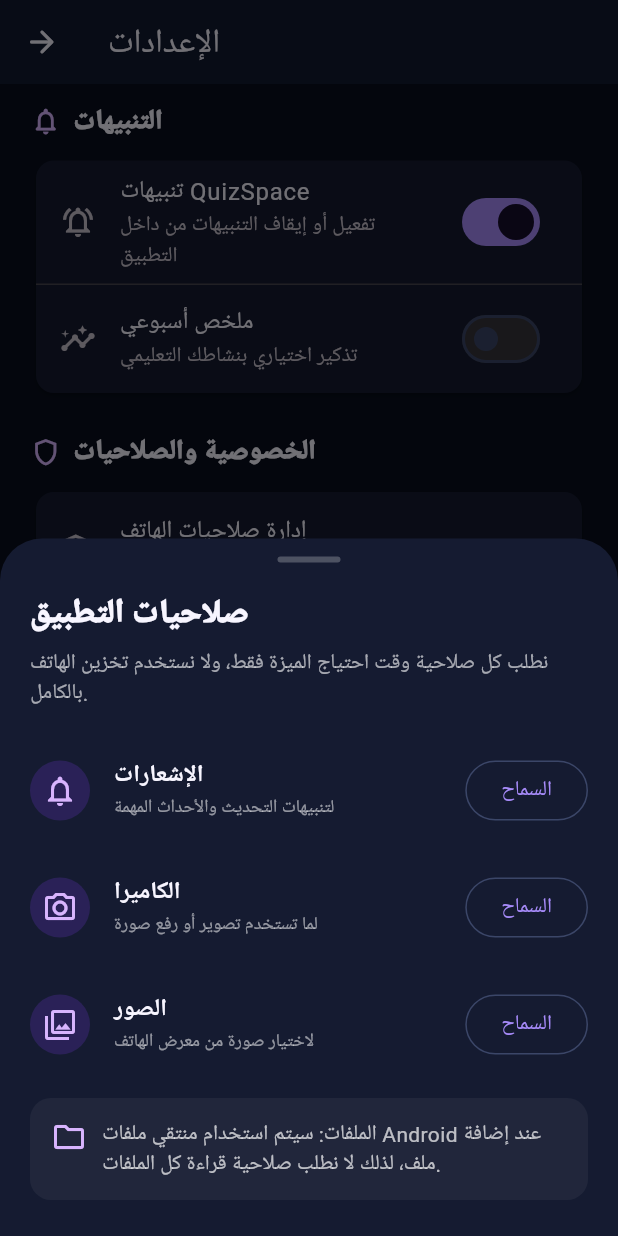
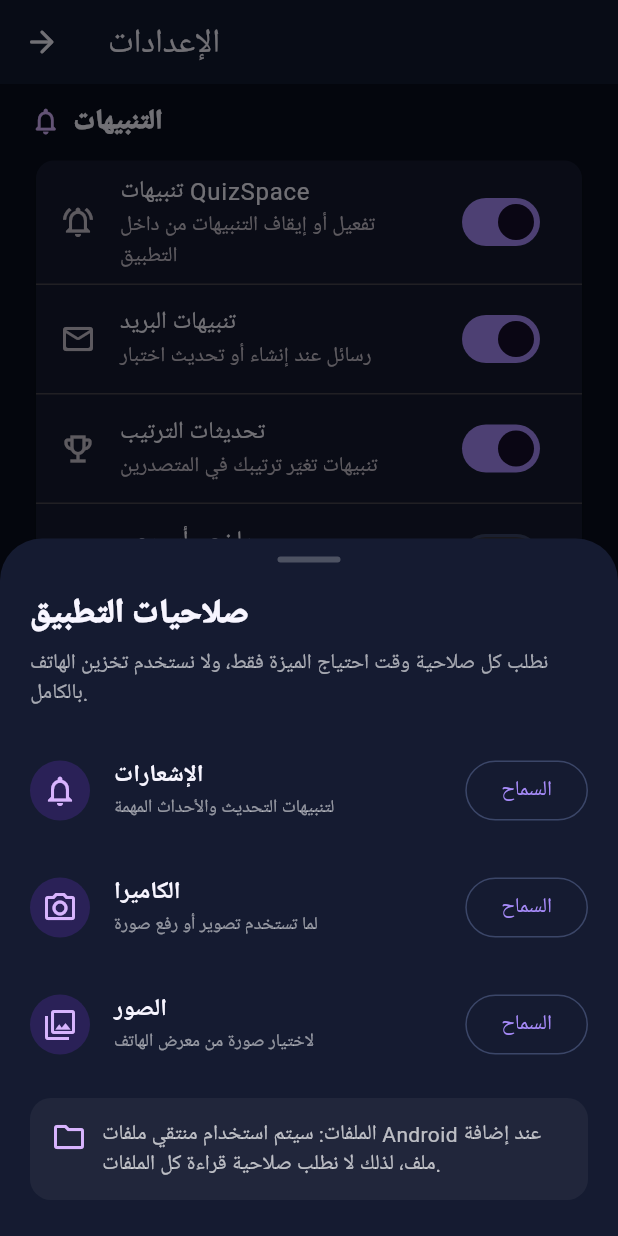
Before and after one commit to koomn1/quiz-space, a Flutter app: the SettingsScreen screen opened directly with empty values, after a tap on "إدارة صلاحيات الهاتف", on a phone screen of 412 x 824 dp. Run offline on Flutter 3.47's test engine with Material 3 defaults, Android fonts, the phone set to English and light mode, and no system bars; our stand-ins replace firebase_auth, firebase_core, google_sign_in, package_info_plus, shared_preferences, supabase_flutter; missing offline and left inert: apk_sideload; accounts and stored records are empty; Roboto replaces fonts that are missing (Arial).

Commit message:
sync native notification preferences

```diff
--- a/mobile_flutter/lib/data/quizspace_repository.dart
+++ b/mobile_flutter/lib/data/quizspace_repository.dart
@@ -7,6 +7,22 @@ import 'package:google_sign_in/google_sign_in.dart';
 
 import '../models/profile_models.dart';
 import '../models/quiz_models.dart';
+
+class NotificationPreferences {
+  const NotificationPreferences({this.emailAlerts = true, this.rankUpdates = true, this.weeklyReports = false, this.pushEnabled = true});
+
+  final bool emailAlerts;
+  final bool rankUpdates;
+  final bool weeklyReports;
+  final bool pushEnabled;
+
+  factory NotificationPreferences.fromMap(Map<String, dynamic> map) => NotificationPreferences(
+    emailAlerts: map['email_alerts'] != false,
+    rankUpdates: map['rank_updates'] != false,
+    weeklyReports: map['weekly_reports'] == true,
+    pushEnabled: map['push_enabled'] != false,
+  );
+}
 
 class MobileSessionException implements Exception {
   const MobileSessionException(this.message);
@@ -44,6 +60,25 @@ class QuizSpaceRepository {
     final notice = _pendingAuthNotice;
     _pendingAuthNotice = null;
     return notice;
+  }
+
+  Future<NotificationPreferences> loadNotificationPreferences() async {
+    final payload = await _invokeMobileSession(action: 'notification_preferences');
+    final preferences = _asMap(payload['preferences']);
+    return NotificationPreferences.fromMap(preferences ?? const {});
+  }
+
+  Future<NotificationPreferences> saveNotificationPreferences(NotificationPreferences preferences) async {
+    final payload = await _invokeMobileSession(action: 'notification_preferences', extra: {
+      'write': true,
+      'email_alerts': preferences.emailAlerts,
+      'rank_updates': preferences.rankUpdates,
+      'weekly_reports': preferences.weeklyReports,
+      'push_enabled': preferences.pushEnabled,
+    });
+    final result = _asMap(payload['preferences']);
+    if (result == null) throw const MobileSessionException('تعذر حفظ تفضيلات الإشعارات.');
+    return NotificationPreferences.fromMap(result);
   }
 
   Future<void> sendPasswordReset({required String email}) async {
--- a/mobile_flutter/lib/screens/settings_screen.dart
+++ b/mobile_flutter/lib/screens/settings_screen.dart
@@ -16,6 +16,8 @@ class SettingsScreen extends StatefulWidget {
 
 class _SettingsScreenState extends State<SettingsScreen> {
   bool _notifications = true;
+  bool _emailAlerts = true;
+  bool _rankUpdates = true;
   bool _weeklySummary = false;
   String _version = 'جارٍ القراءة...';
 
@@ -28,10 +30,18 @@ class _SettingsScreenState extends State<SettingsScreen> {
   Future<void> _load() async {
     final prefs = await SharedPreferences.getInstance();
     final info = await PackageInfo.fromPlatform();
+    NotificationPreferences? remote;
+    try {
+      remote = await widget.repository.loadNotificationPreferences();
+    } catch (_) {
+      // Keep locally cached values when the account bridge is temporarily unavailable.
+    }
     if (!mounted) return;
     setState(() {
-      _notifications = prefs.getBool('native_notifications_enabled') ?? true;
-      _weeklySummary = prefs.getBool('native_weekly_summary_enabled') ?? false;
+      _notifications = remote?.pushEnabled ?? prefs.getBool('native_notifications_enabled') ?? true;
+      _emailAlerts = remote?.emailAlerts ?? true;
+      _rankUpdates = remote?.rankUpdates ?? true;
+      _weeklySummary = remote?.weeklyReports ?? prefs.getBool('native_weekly_summary_enabled') ?? false;
       _version = '${info.version} (${info.buildNumber})';
     });
   }
@@ -39,6 +49,17 @@ class _SettingsScreenState extends State<SettingsScreen> {
   Future<void> _setPreference(String key, bool value) async {
     final prefs = await SharedPreferences.getInstance();
     await prefs.setBool(key, value);
+  }
+
+  Future<void> _saveRemotePreferences() async {
+    try {
+      final saved = await widget.repository.saveNotificationPreferences(NotificationPreferences(emailAlerts: _emailAlerts, rankUpdates: _rankUpdates, weeklyReports: _weeklySummary, pushEnabled: _notifications));
+      if (!mounted) return;
+      setState(() { _notifications = saved.pushEnabled; _weeklySummary = saved.weeklyReports; });
+      if (mounted) ScaffoldMessenger.of(context).showSnackBar(const SnackBar(content: Text('اتحفظت تفضيلات الإشعارات على حسابك.')));
+    } catch (_) {
+      if (mounted) ScaffoldMessenger.of(context).showSnackBar(const SnackBar(content: Text('اتحفظت محليًا، لكن تعذر مزامنتها مع الحساب الآن.')));
+    }
   }
 
   @override
@@ -53,9 +74,13 @@ class _SettingsScreenState extends State<SettingsScreen> {
             color: const Color(0xFF151B31),
             child: Column(
               children: [
-                SwitchListTile.adaptive(value: _notifications, onChanged: (value) { setState(() => _notifications = value); _setPreference('native_notifications_enabled', value); }, title: const Text('تنبيهات QuizSpace'), subtitle: const Text('تفعيل أو إيقاف التنبيهات من داخل التطبيق'), secondary: const Icon(Icons.notifications_active_outlined)),
+                SwitchListTile.adaptive(value: _notifications, onChanged: (value) { setState(() => _notifications = value); _setPreference('native_notifications_enabled', value); _saveRemotePreferences(); }, title: const Text('تنبيهات QuizSpace'), subtitle: const Text('تفعيل أو إيقاف التنبيهات من داخل التطبيق'), secondary: const Icon(Icons.notifications_active_outlined)),
                 const Divider(height: 1),
-                SwitchListTile.adaptive(value: _weeklySummary, onChanged: _notifications ? (value) { setState(() => _weeklySummary = value); _setPreference('native_weekly_summary_enabled', value); } : null, title: const Text('ملخص أسبوعي'), subtitle: const Text('تذكير اختياري بنشاطك التعليمي'), secondary: const Icon(Icons.insights_outlined)),
+                SwitchListTile.adaptive(value: _emailAlerts, onChanged: (value) { setState(() => _emailAlerts = value); _saveRemotePreferences(); }, title: const Text('تنبيهات البريد'), subtitle: const Text('رسائل عند إنشاء أو تحديث اختبار'), secondary: const Icon(Icons.mail_outline_rounded)),
+                const Divider(height: 1),
+                SwitchListTile.adaptive(value: _rankUpdates, onChanged: (value) { setState(() => _rankUpdates = value); _saveRemotePreferences(); }, title: const Text('تحديثات الترتيب'), subtitle: const Text('تنبيهات تغيّر ترتيبك في المتصدرين'), secondary: const Icon(Icons.emoji_events_outlined)),
+                const Divider(height: 1),
+                SwitchListTile.adaptive(value: _weeklySummary, onChanged: (value) { setState(() => _weeklySummary = value); _setPreference('native_weekly_summary_enabled', value); _saveRemotePreferences(); }, title: const Text('ملخص أسبوعي'), subtitle: const Text('تذكير اختياري بنشاطك التعليمي'), secondary: const Icon(Icons.insights_outlined)),
               ],
             ),
           ),
```
Also changed, not shown: 1 other file.
